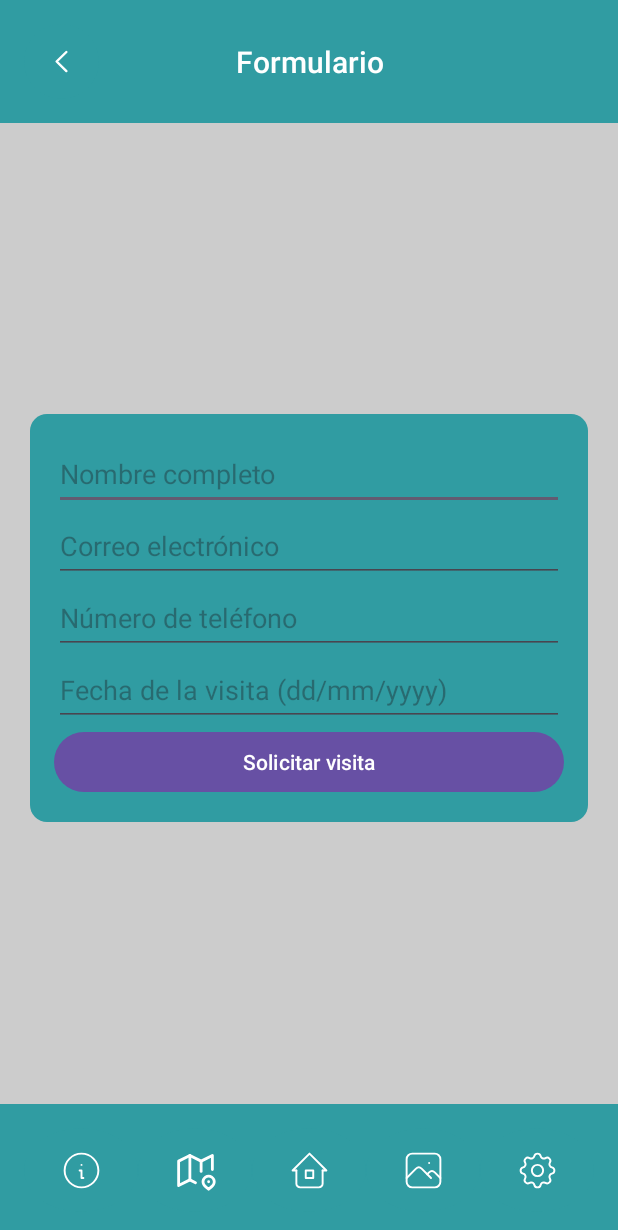
After one commit to kuvx/Pintia, an Android app: the RequestVisitActivity screen opened directly, with no data from a screen before it, on a phone screen of 412 x 824 dp. The commit adds this screen. Shown: the top 1230 px of the screen. Run offline under Robolectric (Android 15) with nearby library versions, the phone set to English and light mode, and no system bars.

Commit message:
Formulario

```diff
--- a/app/src/main/AndroidManifest.xml
+++ b/app/src/main/AndroidManifest.xml
@@ -28,6 +28,9 @@
             android:name=".MainMap"
             android:exported="false" />
         <activity
+            android:name=".RequestVisitActivity"
+            android:exported="false" />
+        <activity
             android:name=".MainActivity"
             android:exported="true">
             <intent-filter>
--- /dev/null
+++ b/app/src/main/java/com/example/pintia/RequestVisitActivity.kt
@@ -0,0 +1,46 @@
+package com.example.pintia
+
+import android.os.Bundle
+import android.widget.Button
+import android.widget.EditText
+import android.widget.Toast
+import androidx.activity.enableEdgeToEdge
+import androidx.appcompat.app.AppCompatActivity
+import com.example.pintia.components.Header
+
+class RequestVisitActivity : AppCompatActivity() {
+
+    override fun onCreate(savedInstanceState: Bundle?) {
+        super.onCreate(savedInstanceState)
+        enableEdgeToEdge()
+        setContentView(R.layout.activity_request_visit)
+        val header = findViewById<Header>(R.id.header)
+        header.title = getString(R.string.request)
+
+        val etName = findViewById<EditText>(R.id.et_name)
+        val etEmail = findViewById<EditText>(R.id.et_email)
+        val etPhone = findViewById<EditText>(R.id.et_phone)
+        val etDate = findViewById<EditText>(R.id.et_date)
+        val btnSubmit = findViewById<Button>(R.id.btn_submit)
+
+        btnSubmit.setOnClickListener {
+            val name = etName.text.toString().trim()
+            val email = etEmail.text.toString().trim()
+            val phone = etPhone.text.toString().trim()
+            val date = etDate.text.toString().trim()
+
+            if (name.isNotEmpty() && email.isNotEmpty() && phone.isNotEmpty() && date.isNotEmpty()) {
+
+                Toast.makeText(this, "Visita solicitada exitosamente", Toast.LENGTH_SHORT).show()
+
+                etName.text.clear()
+                etEmail.text.clear()
+                etPhone.text.clear()
+                etDate.text.clear()
+            } else {
+
+                Toast.makeText(this, "Por favor, completa todos los campos", Toast.LENGTH_SHORT).show()
+            }
+        }
+    }
+}
--- /dev/null
+++ b/app/src/main/res/layout/activity_request_visit.xml
@@ -0,0 +1,72 @@
+<?xml version="1.0" encoding="utf-8"?>
+<RelativeLayout
+    xmlns:android="http://schemas.android.com/apk/res/android"
+    android:layout_width="match_parent"
+    android:layout_height="match_parent"
+    android:background="@color/gris">
+
+    <com.example.pintia.components.Header
+        android:id="@+id/header"
+        android:layout_width="match_parent"
+        android:layout_height="wrap_content"
+        android:layout_alignParentTop="true" />
+
+    <com.example.pintia.components.Footer
+        android:id="@+id/footer"
+        android:layout_width="match_parent"
+        android:layout_height="wrap_content"
+        android:layout_alignParentBottom="true" />
+
+    <FrameLayout
+        android:layout_width="match_parent"
+        android:layout_height="wrap_content"
+        android:layout_marginHorizontal="20dp"
+        android:layout_marginVertical="100dp"
+        android:padding="16dp"
+        android:background="@drawable/rounded"
+        android:layout_centerInParent="true">
+
+        <LinearLayout
+            android:layout_width="match_parent"
+            android:layout_height="wrap_content"
+            android:orientation="vertical">
+
+            <EditText
+                android:id="@+id/et_name"
+                android:layout_width="match_parent"
+                android:layout_height="48dp"
+                android:hint="Nombre completo"
+                android:inputType="textPersonName" />
+
+            <EditText
+                android:id="@+id/et_email"
+                android:layout_width="match_parent"
+                android:layout_height="48dp"
+                android:hint="Correo electrónico"
+                android:inputType="textEmailAddress" />
+
+            <EditText
+                android:id="@+id/et_phone"
+                android:layout_width="match_parent"
+                android:layout_height="48dp"
+                android:hint="Número de teléfono"
+                android:inputType="phone" />
+
+            <EditText
+                android:id="@+id/et_date"
+                android:layout_width="match_parent"
+                android:layout_height="48dp"
+                android:hint="Fecha de la visita (dd/mm/yyyy)"
+                android:inputType="date" />
+
+            <Button
+                android:id="@+id/btn_submit"
+                android:layout_width="match_parent"
+                android:layout_height="wrap_content"
+                android:text="Solicitar visita" />
+
+        </LinearLayout>
+
+    </FrameLayout>
+
+</RelativeLayout>
--- a/app/src/main/res/values/strings.xml
+++ b/app/src/main/res/values/strings.xml
@@ -9,6 +9,7 @@
     <string name="settings">Configuración</string>
     <string name="tamButton">30dp</string>
     <string name="description">Descripción</string>
+    <string name="request">Formulario</string>
     <string name="description_content">%s</string>
     <string name="more_info_title">Información Adicional</string>
     <string name="more_info_content">%s</string>
```
